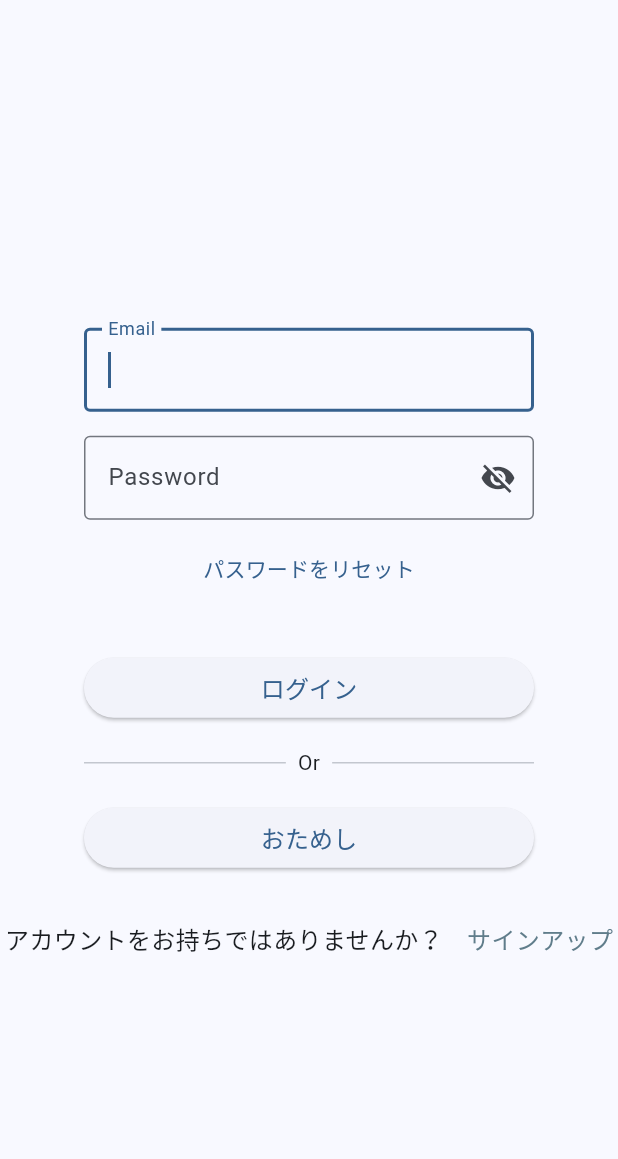
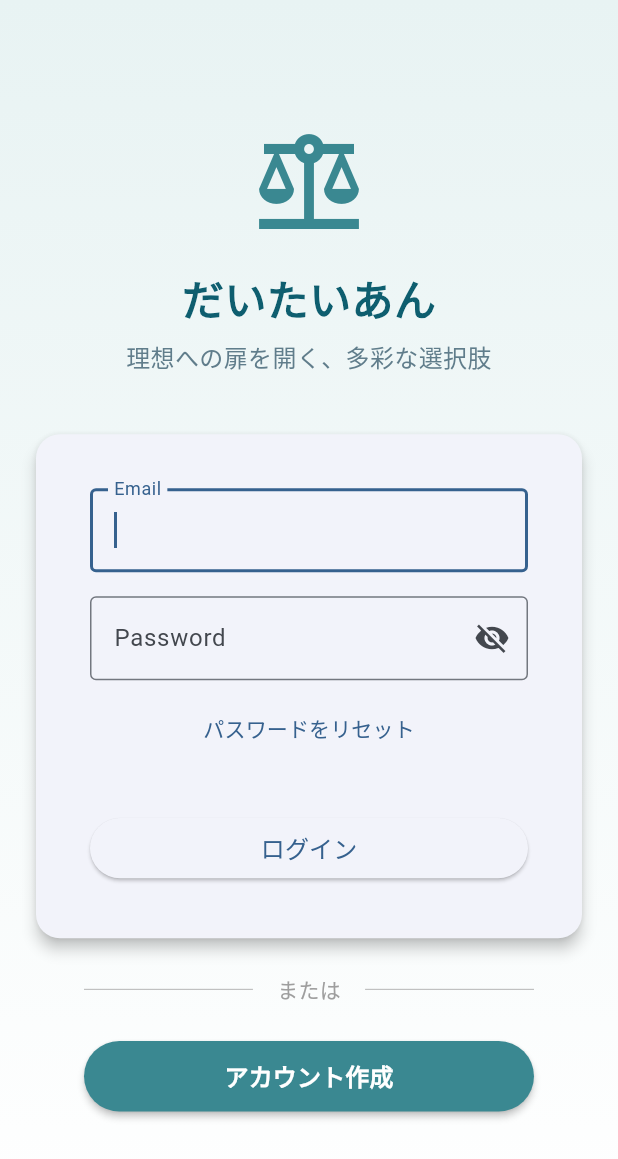
Before and after one commit to yamamomo2022/balance_ai_agent, a Flutter app: the screen it shows after launch, on a phone screen of 412 x 824 dp. Shown: the top 1159 px of the screen. Run offline on Flutter 3.47's test engine with Material 3 defaults, Android fonts, the phone set to English and light mode, and no system bars; our stand-ins replace dio, firebase_auth, firebase_core, flutter_chat_types, flutter_chat_ui, flutter_dotenv and 2 more; accounts and stored records are empty; generated files the repository leaves out were written again.

Commit message:
feat: redesign login/signup page with new layout and styling
- Updated the layout to use a gradient background and improved UI elements.
- Added a balance icon and application name to enhance visual appeal.
- Refactored the login form into a card for better presentation.
- Improved button styles for account creation and navigation to the signup page.
- Localized text for better accessibility.

```diff
--- a/lib/pages/login_signup_page.dart
+++ b/lib/pages/login_signup_page.dart
@@ -1,6 +1,4 @@
-import 'package:balance_ai_agent/pages/base_page.dart';
 import 'package:balance_ai_agent/widgets/auth_form.dart';
-import 'package:firebase_auth/firebase_auth.dart';
 import 'package:flutter/material.dart';
 
 import 'signup_page.dart';
@@ -15,7 +13,7 @@ class LoginSignupPage extends StatelessWidget {
 
   @override
   Widget build(BuildContext context) {
-    // Show message on the next frame if needed
+    // 削除メッセージの表示
     if (showDeletedMessage) {
       WidgetsBinding.instance.addPostFrameCallback((_) {
         ScaffoldMessenger.of(context).showSnackBar(
@@ -27,95 +25,132 @@ class LoginSignupPage extends StatelessWidget {
       });
     }
 
+    // テーマカラーの定義
+    const Color primaryColor = Color(0xFF3A8891); // バランスを表す青緑色
+
     return Scaffold(
-      body: Center(
+      body: Container(
+        decoration: const BoxDecoration(
+          gradient: LinearGradient(
+            begin: Alignment.topCenter,
+            end: Alignment.bottomCenter,
+            colors: [
+              Color(0xFFE8F3F3),
+              Colors.white,
+            ],
+          ),
+        ),
+        child: Center(
+          child: SingleChildScrollView(
             child: Column(
               mainAxisAlignment: MainAxisAlignment.center,
               children: [
+                // 天秤のイラスト
+                Icon(
+                  Icons.balance,
+                  size: 80,
+                  color: primaryColor,
+                ),
                 const SizedBox(height: 16),
-            AuthForm(isLogin: true), // Login
+                // アプリ名
+                const Text(
+                  'だいたいあん',
+                  style: TextStyle(
+                    fontSize: 28,
+                    fontWeight: FontWeight.bold,
+                    color: Color(0xFF0E5E6F),
+                  ),
+                ),
+                const SizedBox(height: 8),
+                // アプリ説明
+                const Padding(
+                  padding: EdgeInsets.symmetric(horizontal: 40),
+                  child: Text(
+                    '理想への扉を開く、多彩な選択肢',
+                    textAlign: TextAlign.center,
+                    style: TextStyle(
+                      color: Colors.blueGrey,
+                      fontSize: 16,
+                    ),
+                  ),
+                ),
+                const SizedBox(height: 40),
+                // ログインフォーム
+                Card(
+                  margin: const EdgeInsets.symmetric(horizontal: 24),
+                  elevation: 4,
+                  shape: RoundedRectangleBorder(
+                    borderRadius: BorderRadius.circular(16),
+                  ),
+                  child: Padding(
+                    padding: const EdgeInsets.all(20.0),
+                    child: AuthForm(isLogin: true),
+                  ),
+                ),
+                const SizedBox(height: 24),
+                // 区切り線
                 SizedBox(
                   width: 300,
                   child: Row(
                     children: const [
-                  Expanded(child: Divider()),
+                      Expanded(
+                        child: Divider(
+                          color: Colors.grey,
+                          thickness: 0.5,
+                        ),
+                      ),
                       Padding(
-                    padding: EdgeInsets.symmetric(horizontal: 8.0),
-                    child: Text('Or'),
+                        padding: EdgeInsets.symmetric(horizontal: 16.0),
+                        child: Text(
+                          'または',
+                          style: TextStyle(
+                            color: Colors.grey,
+                            fontSize: 14,
                           ),
-                  Expanded(child: Divider()),
+                        ),
+                      ),
+                      Expanded(
+                        child: Divider(
+                          color: Colors.grey,
+                          thickness: 0.5,
+                        ),
+                      ),
                     ],
                   ),
                 ),
-            const SizedBox(height: 16),
+                const SizedBox(height: 24),
+                // サインアップボタン
                 SizedBox(
                   width: 300,
                   child: ElevatedButton(
-                onPressed: () async {
-                  // 匿名で使用する処理
-                  Navigator.pushReplacement(
-                    context,
-                    MaterialPageRoute(builder: (context) => const BasePage()),
-                  );
-                  try {
-                    final userCredential =
-                        await FirebaseAuth.instance.signInAnonymously();
-                    print("Signed in with temporary account.");
-                  } on FirebaseAuthException catch (e) {
-                    switch (e.code) {
-                      case "operation-not-allowed":
-                        print(
-                            "Anonymous auth hasn't been enabled for this project.");
-                        break;
-                      default:
-                        print("Unknown error.");
-                    }
-                    // ユーザーにエラーメッセージを表示するためのUI要素を追加
-                    ScaffoldMessenger.of(context).showSnackBar(
-                      SnackBar(
-                          content: Text(
-                              "Anonymous auth hasn't been enabled for this project.")),
-                    );
-                  }
-                },
-                child: const Text(
-                  'おためし',
-                  style: TextStyle(fontSize: 16),
-                ),
-              ),
-            ),
-            const SizedBox(height: 32),
-            Row(
-              mainAxisAlignment: MainAxisAlignment.center,
-              children: [
-                Flexible(
-                  child: const Text(
-                    "アカウントをお持ちではありませんか？",
-                    style: TextStyle(fontSize: 16),
-                    overflow: TextOverflow.ellipsis,
-                  ),
-                ),
-                const SizedBox(width: 16),
-                InkWell(
-                  // GestureDetector で Text をラップ
-                  onTap: () {
-                    // サインアップ画面に遷移する処理
+                    onPressed: () {
                       Navigator.push(
                         context,
                         MaterialPageRoute(
                             builder: (context) => const SignupPage()),
                       );
                     },
+                    style: ElevatedButton.styleFrom(
+                      backgroundColor: primaryColor,
+                      foregroundColor: Colors.white,
+                      padding: const EdgeInsets.symmetric(vertical: 12),
+                      shape: RoundedRectangleBorder(
+                        borderRadius: BorderRadius.circular(30),
+                      ),
+                      elevation: 2,
+                    ),
                     child: const Text(
-                    // TextButton の代わりに Text を使用
-                    'サインアップ',
+                      'アカウント作成',
                       style: TextStyle(
-                        fontSize: 16, color: Colors.blueGrey), // スタイルを調整
+                        fontSize: 16,
+                        fontWeight: FontWeight.bold,
+                      ),
+                    ),
                   ),
                 ),
               ],
             ),
-          ],
+          ),
         ),
       ),
     );
```
Lines whose indentation alone changed are shown as unchanged.
